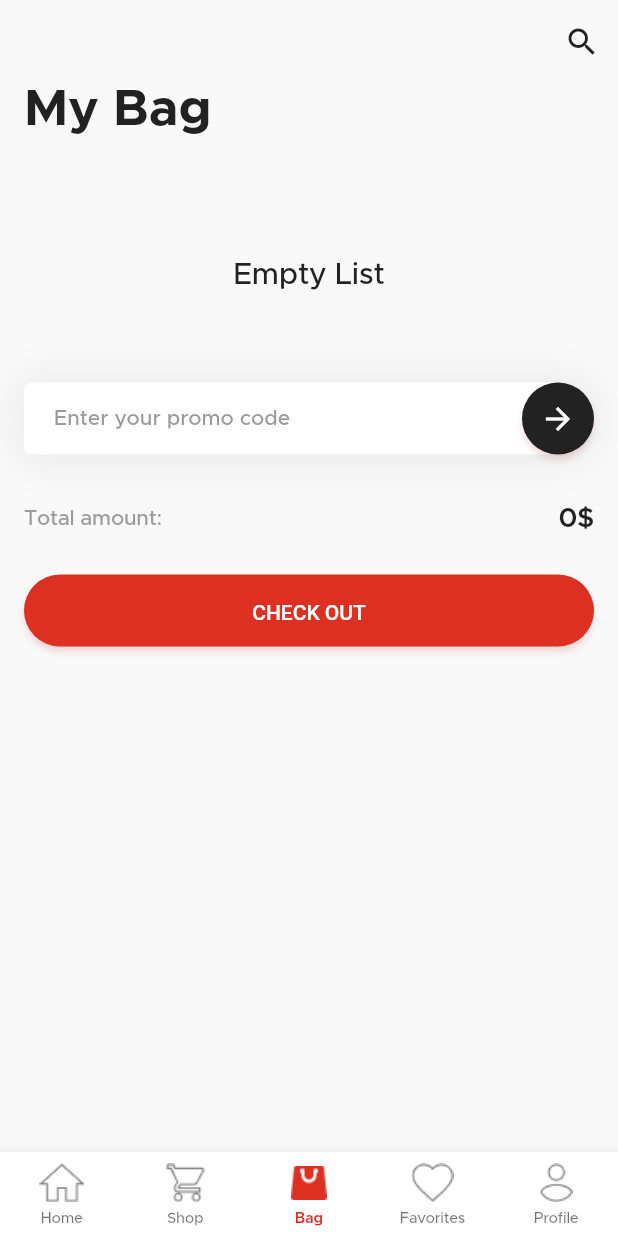
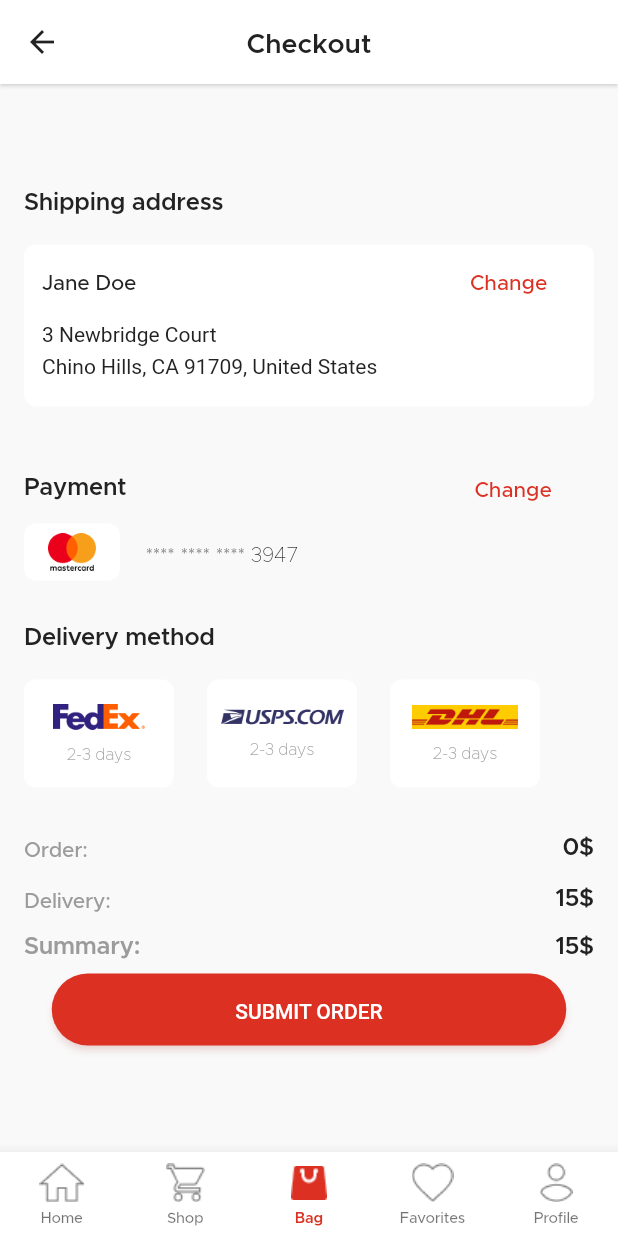
Before and after one commit to tanphuccgl/E-Commerce, a Flutter app: the BagPage screen opened by its route, after a tap on "CHECK OUT", on a phone screen of 412 x 824 dp. Run offline on Flutter 3.47's test engine with Material 2 defaults, Android fonts, the phone set to English and light mode, and no system bars; our stand-ins replace auto_route, bot_toast, cloud_firestore, equatable, firebase_auth, firebase_core and 6 more; accounts and stored records are empty; generated files the repository leaves out were written again.

Commit message:
build UI checkout

```diff
--- a/lib/src/constants/my_images.dart
+++ b/lib/src/constants/my_images.dart
@@ -1,3 +1,7 @@
 class MyImages {
   static const bannerImage = "assets/images/banner.png";
+  static const masterCardPayment = "assets/images/mastercard.png";
+  static const uspsDelivery = "assets/images/usps.png";
+  static const dhlDelivery = "assets/images/dhl.png";
+  static const fedexDelivery = "assets/images/fedex.png";
 }
--- a/lib/src/modules/cart/pages/cart_page.dart
+++ b/lib/src/modules/cart/pages/cart_page.dart
@@ -5,6 +5,7 @@ import 'package:e_commerce/src/modules/cart/logic/cart_bloc.dart';
 import 'package:e_commerce/src/modules/cart/widgets/header_cart_delegate.dart';
 import 'package:e_commerce/src/modules/cart/widgets/product_card_in_cart.dart';
 import 'package:e_commerce/src/modules/cart/widgets/promo_code_widget.dart';
+import 'package:e_commerce/src/modules/dashboard/router/dashboard_router.dart';
 import 'package:e_commerce/src/modules/promotion/logic/promotion_bloc.dart';
 import 'package:e_commerce/src/modules/promotion/widgets/bottom_sheet_promotion.dart';
 import 'package:e_commerce/src/utils/enum/sort_by.dart';
@@ -126,7 +127,8 @@ class BagPage extends StatelessWidget {
                       label: 'CHECK OUT',
                       height: 48,
                       width: 343,
-                      onPressed: () {},
+                      onPressed: () =>
+                          DashboardCoordinator.showCheckoutScreen(context),
                     ),
                   ),
                 )
--- /dev/null
+++ b/lib/src/modules/checkout/pages/checkout_page.dart
@@ -0,0 +1,58 @@
+import 'package:e_commerce/src/config/themes/my_colors.dart';
+import 'package:e_commerce/src/modules/checkout/widgets/delivery_method_widget.dart';
+import 'package:e_commerce/src/modules/checkout/widgets/payment_widget.dart';
+import 'package:e_commerce/src/modules/checkout/widgets/shipping_address_widget.dart';
+import 'package:e_commerce/src/modules/checkout/widgets/sums_widget.dart';
+import 'package:e_commerce/src/widgets/app_bar/default_app_bar.dart';
+import 'package:e_commerce/src/widgets/button/button_primary.dart';
+import 'package:flutter/material.dart';
+
+class CheckoutPage extends StatelessWidget {
+  const CheckoutPage({Key? key}) : super(key: key);
+
+  @override
+  Widget build(BuildContext context) {
+    return Scaffold(
+      appBar: const XDefaultAppBar(
+        backgroundColor: MyColors.colorWhite,
+        elevation: 1,
+        title: 'Checkout',
+        style: TextStyle(
+            color: MyColors.colorBlack,
+            height: 1.42,
+            fontWeight: FontWeight.w600,
+            fontSize: 18),
+      ),
+      body: Padding(
+        padding: const EdgeInsets.symmetric(horizontal: 16),
+        child: Column(
+          mainAxisAlignment: MainAxisAlignment.center,
+          children: [
+            const ShippingAddressWidget(),
+            const SizedBox(
+              height: 30,
+            ),
+            const PaymentWidget(),
+            const SizedBox(
+              height: 30,
+            ),
+            const DeliveryMethodWidget(),
+            const SizedBox(
+              height: 30,
+            ),
+            const SumsWidget(),
+            const SizedBox(
+              height: 10,
+            ),
+            XButton(
+              label: 'SUBMIT ORDER',
+              height: 48,
+              width: 343,
+              onPressed: () {},
+            )
+          ],
+        ),
+      ),
+    );
+  }
+}
--- /dev/null
+++ b/lib/src/modules/checkout/widgets/delivery_method_widget.dart
@@ -0,0 +1,80 @@
+import 'package:e_commerce/src/config/themes/my_colors.dart';
+import 'package:e_commerce/src/constants/my_images.dart';
+import 'package:flutter/material.dart';
+
+class DeliveryMethodWidget extends StatelessWidget {
+  const DeliveryMethodWidget({Key? key}) : super(key: key);
+
+  @override
+  Widget build(BuildContext context) {
+    List<String> deliveryList = [
+      MyImages.fedexDelivery,
+      MyImages.uspsDelivery,
+      MyImages.dhlDelivery
+    ];
+    return Column(
+      crossAxisAlignment: CrossAxisAlignment.start,
+      children: [
+        const Text(
+          'Delivery method',
+          style: TextStyle(
+              height: 1,
+              fontSize: 16,
+              color: MyColors.colorBlack,
+              fontWeight: FontWeight.w600),
+        ),
+        const SizedBox(
+          height: 20,
+        ),
+        SizedBox(
+          height: 72,
+          child: ListView(
+            physics: const NeverScrollableScrollPhysics(),
+            scrollDirection: Axis.horizontal,
+            children: deliveryList
+                .map((e) => Padding(
+                      padding: const EdgeInsets.only(right: 22),
+                      child: _cardDelivery(e),
+                    ))
+                .toList(),
+          ),
+        )
+      ],
+    );
+  }
+}
+
+Widget _cardDelivery(String name) {
+  return Container(
+    height: 72,
+    width: 100,
+    decoration: BoxDecoration(
+        color: MyColors.colorWhite,
+        boxShadow: [
+          BoxShadow(
+              blurRadius: 25,
+              offset: const Offset(0, 1),
+              color: MyColors.colorWhite.withOpacity(0.08),
+              spreadRadius: 1)
+        ],
+        borderRadius: const BorderRadius.all(Radius.circular(8))),
+    child: Column(
+      mainAxisAlignment: MainAxisAlignment.center,
+      crossAxisAlignment: CrossAxisAlignment.center,
+      children: [
+        Image.asset(name),
+        const SizedBox(
+          height: 11,
+        ),
+        const Text(
+          '2-3 days',
+          style: TextStyle(
+              fontSize: 11,
+              height: 1,
+              color: MyColors.colorGray,
+              fontWeight: FontWeight.normal),
+        )
+      ],
+    ),
+  );
+}
--- /dev/null
+++ b/lib/src/modules/checkout/widgets/payment_widget.dart
@@ -0,0 +1,73 @@
+import 'package:e_commerce/src/config/themes/my_colors.dart';
+import 'package:e_commerce/src/constants/my_images.dart';
+import 'package:flutter/material.dart';
+
+class PaymentWidget extends StatelessWidget {
+  const PaymentWidget({Key? key}) : super(key: key);
+
+  @override
+  Widget build(BuildContext context) {
+    return Column(
+      children: [
+        Padding(
+          padding: const EdgeInsets.only(right: 20),
+          child: Row(
+            mainAxisAlignment: MainAxisAlignment.spaceBetween,
+            crossAxisAlignment: CrossAxisAlignment.center,
+            children: [
+              const Text(
+                'Payment',
+                style: TextStyle(
+                    height: 1,
+                    fontSize: 16,
+                    color: MyColors.colorBlack,
+                    fontWeight: FontWeight.w600),
+              ),
+              TextButton(
+                  onPressed: () {},
+                  child: const Text('Change',
+                      style: TextStyle(
+                          fontSize: 14,
+                          color: MyColors.colorPrimary,
+                          fontWeight: FontWeight.w500,
+                          height: 1.42)))
+            ],
+          ),
+        ),
+        Row(
+          crossAxisAlignment: CrossAxisAlignment.center,
+          children: [
+            Container(
+                height: 38,
+                width: 64,
+                decoration: BoxDecoration(
+                    color: MyColors.colorWhite,
+                    boxShadow: [
+                      BoxShadow(
+                          blurRadius: 25,
+                          offset: const Offset(0, 1),
+                          color: MyColors.colorWhite.withOpacity(0.08),
+                          spreadRadius: 1)
+                    ],
+                    borderRadius: const BorderRadius.all(Radius.circular(8))),
+                child: Center(
+                  child: Image.asset(MyImages.masterCardPayment,
+                      fit: BoxFit.cover),
+                )),
+            const SizedBox(
+              width: 17,
+            ),
+            const Text(
+              '**** **** **** 3947',
+              style: TextStyle(
+                  color: MyColors.colorBlack,
+                  height: 1.5,
+                  fontSize: 14,
+                  fontWeight: FontWeight.normal),
+            )
+          ],
+        )
+      ],
+    );
+  }
+}
--- /dev/null
+++ b/lib/src/modules/checkout/widgets/shipping_address_widget.dart
@@ -0,0 +1,80 @@
+import 'package:e_commerce/src/config/themes/my_colors.dart';
+import 'package:flutter/material.dart';
+
+class ShippingAddressWidget extends StatelessWidget {
+  const ShippingAddressWidget({Key? key}) : super(key: key);
+
+  @override
+  Widget build(BuildContext context) {
+    return Column(
+      crossAxisAlignment: CrossAxisAlignment.start,
+      children: [
+        const Text(
+          'Shipping address',
+          style: TextStyle(
+              height: 1,
+              fontSize: 16,
+              color: MyColors.colorBlack,
+              fontWeight: FontWeight.w600),
+        ),
+        const SizedBox(
+          height: 20,
+        ),
+        Container(
+          padding: const EdgeInsets.fromLTRB(12, 0, 23, 0),
+          height: 108,
+          decoration: BoxDecoration(
+              color: MyColors.colorWhite,
+              boxShadow: [
+                BoxShadow(
+                    blurRadius: 25,
+                    offset: const Offset(0, 1),
+                    color: MyColors.colorWhite.withOpacity(0.08),
+                    spreadRadius: 1)
+              ],
+              borderRadius: const BorderRadius.all(Radius.circular(8))),
+          child: Column(
+            crossAxisAlignment: CrossAxisAlignment.start,
+            children: [
+              Row(
+                mainAxisAlignment: MainAxisAlignment.spaceBetween,
+                crossAxisAlignment: CrossAxisAlignment.center,
+                children: [
+                  const Text('Jane Doe',
+                      style: TextStyle(
+                          fontSize: 14,
+                          color: MyColors.colorBlack,
+                          fontWeight: FontWeight.w500,
+                          height: 1.42)),
+                  TextButton(
+                      onPressed: () {},
+                      child: const Text('Change',
+                          style: TextStyle(
+                              fontSize: 14,
+                              color: MyColors.colorPrimary,
+                              fontWeight: FontWeight.w500,
+                              height: 1.42)))
+                ],
+              ),
+              RichText(
+                text: const TextSpan(
+                  text: '3 Newbridge Court\n',
+                  style: TextStyle(
+                      fontSize: 14,
+                      height: 1.5,
+                      fontWeight: FontWeight.normal,
+                      color: MyColors.colorBlack),
+                  children: <TextSpan>[
+                    TextSpan(
+                      text: 'Chino Hills, CA 91709, United States',
+                    ),
+                  ],
+                ),
+              ),
+            ],
+          ),
+        )
+      ],
+    );
+  }
+}
--- /dev/null
+++ b/lib/src/modules/checkout/widgets/sums_widget.dart
@@ -0,0 +1,110 @@
+import 'package:e_commerce/src/config/themes/my_colors.dart';
+import 'package:e_commerce/src/modules/cart/logic/cart_bloc.dart';
+import 'package:e_commerce/src/modules/promotion/logic/promotion_bloc.dart';
+import 'package:e_commerce/src/utils/utils.dart';
+import 'package:flutter/material.dart';
+import 'package:flutter_bloc/flutter_bloc.dart';
+
+class SumsWidget extends StatelessWidget {
+  const SumsWidget({Key? key}) : super(key: key);
+
+  @override
+  Widget build(BuildContext context) {
+    return Column(
+      children: [
+        _orderWidget(),
+        const SizedBox(
+          height: 14,
+        ),
+        _deliveryWidget(),
+        const SizedBox(
+          height: 14,
+        ),
+        _summaryWidget()
+      ],
+    );
+  }
+}
+
+Widget _orderWidget() {
+  return BlocBuilder<PromotionBloc, PromotionState>(builder: (context, state1) {
+    return BlocBuilder<CartBloc, CartState>(
+      builder: (context, state) {
+        return Row(
+          mainAxisAlignment: MainAxisAlignment.spaceBetween,
+          crossAxisAlignment: CrossAxisAlignment.center,
+          children: [
+            const Text(
+              'Order:',
+              style: TextStyle(
+                  color: MyColors.colorGray,
+                  height: 1.42,
+                  fontSize: 14,
+                  fontWeight: FontWeight.w500),
+            ),
+            Text(
+              "${XUtils.formatPrice(state.totalPrice(items: state.productsOfCart.data ?? [], promoCode: state1.discountPromotion))}\$",
+              style: _priceStyle(),
+            )
+          ],
+        );
+      },
+    );
+  });
+}
+
+Widget _deliveryWidget() {
+  return Row(
+    mainAxisAlignment: MainAxisAlignment.spaceBetween,
+    crossAxisAlignment: CrossAxisAlignment.center,
+    children: [
+      const Text(
+        'Delivery:',
+        style: TextStyle(
+            color: MyColors.colorGray,
+            height: 1.42,
+            fontSize: 14,
+            fontWeight: FontWeight.w500),
+      ),
+      Text(
+        '15\$',
+        style: _priceStyle(),
+      )
+    ],
+  );
+}
+
+Widget _summaryWidget() {
+  return BlocBuilder<PromotionBloc, PromotionState>(builder: (context, state1) {
+    return BlocBuilder<CartBloc, CartState>(
+      builder: (context, state) {
+        return Row(
+          mainAxisAlignment: MainAxisAlignment.spaceBetween,
+          crossAxisAlignment: CrossAxisAlignment.center,
+          children: [
+            const Text(
+              'Summary:',
+              style: TextStyle(
+                  color: MyColors.colorGray,
+                  height: 1,
+                  fontSize: 16,
+                  fontWeight: FontWeight.w600),
+            ),
+            Text(
+              "${XUtils.formatPrice(state.totalPrice(items: state.productsOfCart.data ?? [], promoCode: state1.discountPromotion) + 15.0)}\$",
+              style: _priceStyle(),
+            )
+          ],
+        );
+      },
+    );
+  });
+}
+
+TextStyle _priceStyle() {
+  return const TextStyle(
+      color: MyColors.colorBlack,
+      height: 1,
+      fontSize: 16,
+      fontWeight: FontWeight.w600);
+}
--- a/lib/src/modules/dashboard/router/dashboard_router.dart
+++ b/lib/src/modules/dashboard/router/dashboard_router.dart
@@ -3,6 +3,7 @@ import 'package:e_commerce/src/config/routes/auto_router.gr.dart';
 
 import 'package:e_commerce/src/config/routes/page_routers.dart';
 import 'package:e_commerce/src/modules/cart/pages/cart_page.dart';
+import 'package:e_commerce/src/modules/checkout/pages/checkout_page.dart';
 import 'package:e_commerce/src/modules/dashboard/pages/dashboard_page.dart';
 import 'package:e_commerce/src/modules/dashboard/router/dashboard_wrapper_router.dart';
 import 'package:e_commerce/src/modules/detail_category/pages/detail_category_page.dart';
@@ -66,6 +67,10 @@ class DashboardCoordinator {
                 name: 'BagTab',
                 children: [
                   AutoRoute(path: "", page: BagPage, name: "BagRoute"),
+                  AutoRoute(
+                      path: "checkout",
+                      page: CheckoutPage,
+                      name: "CheckoutRoute"),
                   RedirectRoute(path: '*', redirectTo: ''),
                 ]),
             AutoRoute(
@@ -124,4 +129,6 @@ class DashboardCoordinator {
 
   static showYourCart(BuildContext context) =>
       context.router.navigate(const DashboardRoute(children: [BagTab()]));
+  static showCheckoutScreen(BuildContext context) =>
+      context.router.push(const CheckoutRoute());
 }
```
Also changed, not shown: assets/images/2.0x/dhl.png (added), assets/images/2.0x/fedex.png (added), assets/images/2.0x/mastercard.png (added), assets/images/2.0x/usps.png (added), assets/images/3.0x/dhl.png (added), assets/images/3.0x/fedex.png (added), assets/images/3.0x/mastercard.png (added), assets/images/3.0x/usps.png (added), assets/images/dhl.png (added), assets/images/fedex.png (added), assets/images/mastercard.png (added), assets/images/usps.png (added), lib/src/config/routes/auto_router.gr.dart.
